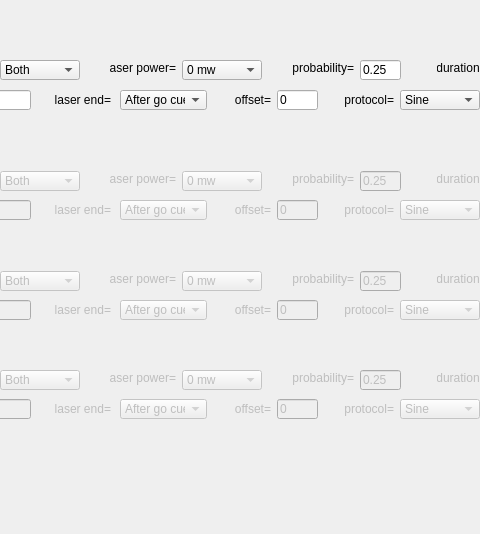
First picture: the form in src/foraging_gui/Optogenetics.ui, repository AllenNeuralDynamics/dynamic-foraging-task, before the edit; both pictures show x 260 to 740 and y 0 to 534 of the 1273 by 534 pixel window.
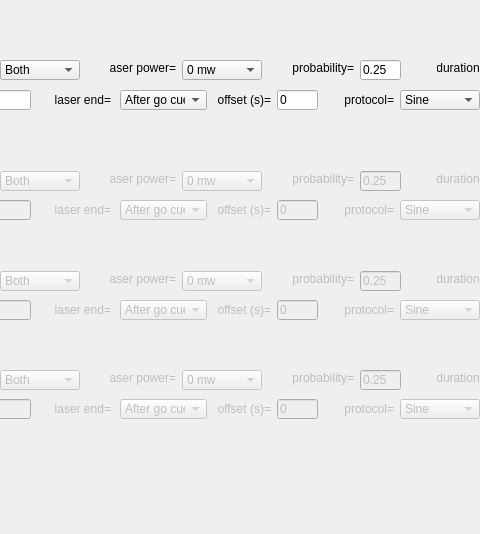
Second picture: the form after the edit.

Patch:
```diff
--- a/src/foraging_gui/Optogenetics.ui
+++ b/src/foraging_gui/Optogenetics.ui
@@ -533,7 +533,7 @@
     </rect>
    </property>
    <property name="text">
-    <string>offset=</string>
+    <string>offset (s)=</string>
    </property>
    <property name="textFormat">
     <enum>Qt::AutoText</enum>
@@ -1048,7 +1048,7 @@
     </rect>
    </property>
    <property name="text">
-    <string>offset=</string>
+    <string>offset (s)=</string>
    </property>
    <property name="textFormat">
     <enum>Qt::AutoText</enum>
@@ -1934,7 +1934,7 @@
     </rect>
    </property>
    <property name="text">
-    <string>offset=</string>
+    <string>offset (s)=</string>
    </property>
    <property name="textFormat">
     <enum>Qt::AutoText</enum>
@@ -3158,7 +3158,7 @@
     </rect>
    </property>
    <property name="text">
-    <string>offset=</string>
+    <string>offset (s)=</string>
    </property>
    <property name="textFormat">
     <enum>Qt::AutoText</enum>
```
